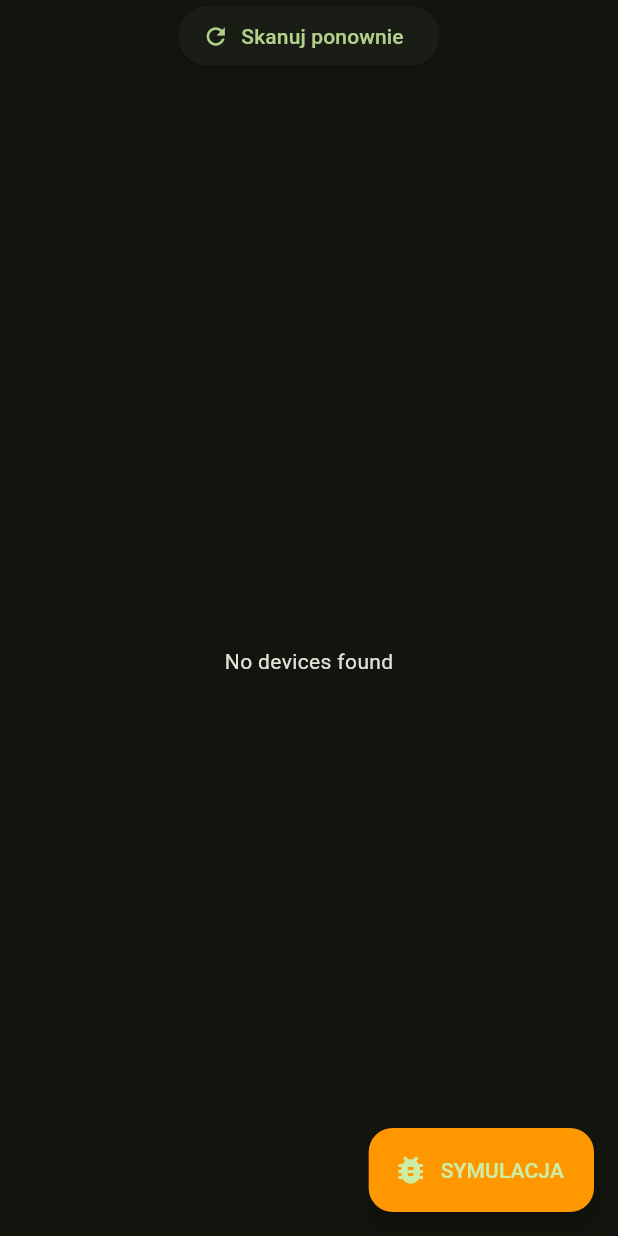
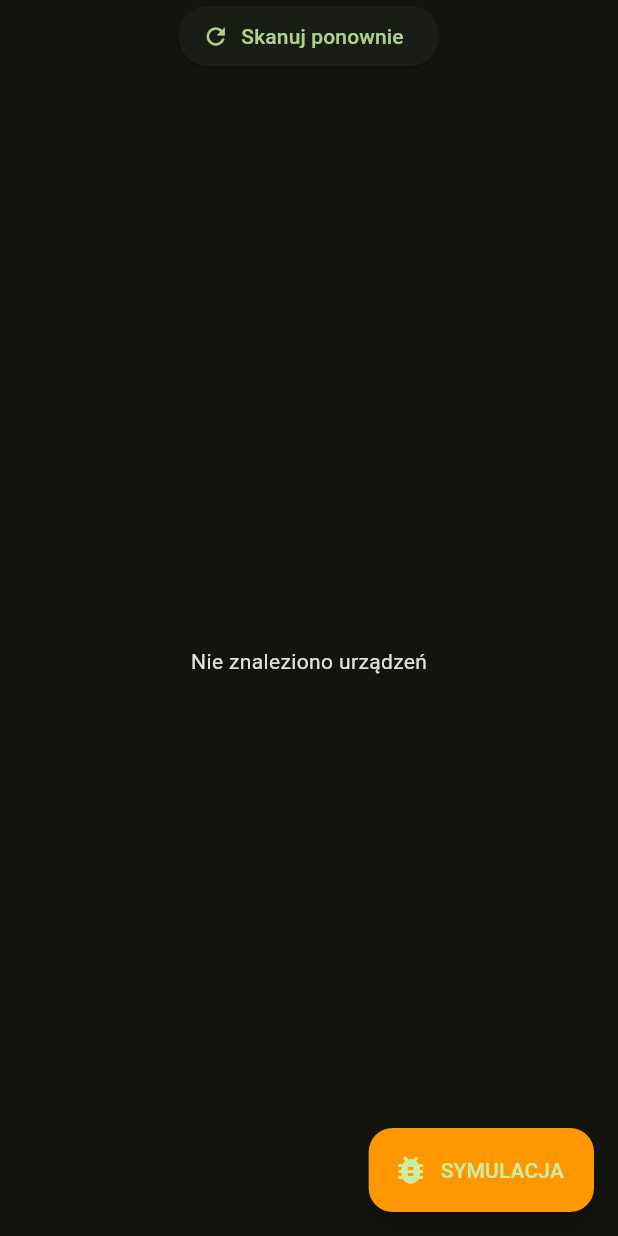
Before and after one commit to AGH2025-26-IoT-Smart-Doniczka/smart-pot, a Flutter app: the DeviceScanScreen screen opened directly with empty values, on a phone screen of 412 x 824 dp. Run offline on Flutter 3.47's test engine with Material 3 defaults, Android fonts, the phone set to English and light mode, and no system bars; our stand-ins replace device_info_plus, flutter_blue_plus, permission_handler.

Commit message:
Update mobile/lib/screens/pairing/scan_view.dart
Co-authored-by: Copilot <175728472+Copilot@users.noreply.github.com>

```diff
--- a/mobile/lib/screens/pairing/scan_view.dart
+++ b/mobile/lib/screens/pairing/scan_view.dart
@@ -172,7 +172,7 @@ class _DeviceScanScreenState extends State<DeviceScanScreen> {
                       final hasScanned = filteredResults.isNotEmpty;
 
                       if (!hasConnected && !hasBonded && !hasScanned) {
-                        return const Center(child: Text("No devices found"));
+                        return const Center(child: Text("Nie znaleziono urządzeń"));
                       }
 
                       return ListView(
```
